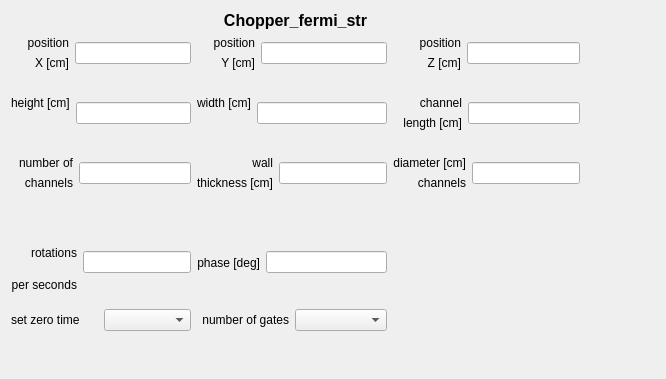
Before: the Qt Designer form GUI-Qt/chopper_fermi_str.ui in vitess-neutron/vitess, drawn with Qt 5.
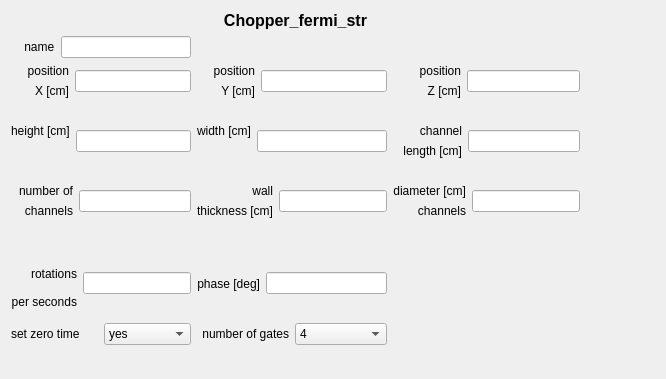
After: the same form once the commit is applied.

Patch:
```diff
--- a/GUI-Qt/chopper_fermi_str.ui
+++ b/GUI-Qt/chopper_fermi_str.ui
@@ -14,7 +14,34 @@
    <string>Chopper_fermi_str</string>
   </property>
   <layout class="QGridLayout" name="gridLayout_14">
-   <item row="2" column="0">
+   <item row="4" column="0">
+    <layout class="QGridLayout" name="gridLayout_11">
+     <item row="0" column="0">
+      <widget class="QLabel" name="label_5">
+       <property name="text">
+        <string>rotations</string>
+       </property>
+       <property name="alignment">
+        <set>Qt::AlignBottom|Qt::AlignRight|Qt::AlignTrailing</set>
+       </property>
+      </widget>
+     </item>
+     <item row="0" column="1" rowspan="2">
+      <widget class="QLineEdit" name="lineRotperSec"/>
+     </item>
+     <item row="1" column="0">
+      <widget class="QLabel" name="label_25">
+       <property name="text">
+        <string>per seconds</string>
+       </property>
+       <property name="alignment">
+        <set>Qt::AlignRight|Qt::AlignTrailing|Qt::AlignVCenter</set>
+       </property>
+      </widget>
+     </item>
+    </layout>
+   </item>
+   <item row="3" column="0">
     <spacer name="horizontalSpacer_3">
      <property name="orientation">
       <enum>Qt::Horizontal</enum>
@@ -27,7 +54,7 @@
      </property>
     </spacer>
    </item>
-   <item row="5" column="0">
+   <item row="6" column="0">
     <spacer name="verticalSpacer_2">
      <property name="orientation">
       <enum>Qt::Vertical</enum>
@@ -40,10 +67,26 @@
      </property>
     </spacer>
    </item>
-   <item row="4" column="1">
+   <item row="5" column="1">
     <layout class="QGridLayout" name="gridLayout_13">
      <item row="0" column="1">
-      <widget class="QComboBox" name="comboNrGates"/>
+      <widget class="QComboBox" name="comboNrGates">
+       <item>
+        <property name="text">
+         <string>4</string>
+        </property>
+       </item>
+       <item>
+        <property name="text">
+         <string>6</string>
+        </property>
+       </item>
+       <item>
+        <property name="text">
+         <string>8</string>
+        </property>
+       </item>
+      </widget>
      </item>
      <item row="0" column="0">
       <widget class="QLabel" name="label_7">
@@ -57,7 +100,45 @@
      </item>
     </layout>
    </item>
-   <item row="1" column="0">
+   <item row="5" column="0">
+    <layout class="QGridLayout" name="gridLayout_12">
+     <item row="0" column="1">
+      <widget class="QComboBox" name="comboZeroTime">
+       <item>
+        <property name="text">
+         <string>yes</string>
+        </property>
+       </item>
+       <item>
+        <property name="text">
+         <string>no</string>
+        </property>
+       </item>
+      </widget>
+     </item>
+     <item row="0" column="0">
+      <widget class="QLabel" name="label_6">
+       <property name="text">
+        <string>set zero time</string>
+       </property>
+      </widget>
+     </item>
+    </layout>
+   </item>
+   <item row="4" column="2" rowspan="2">
+    <spacer name="verticalSpacer">
+     <property name="orientation">
+      <enum>Qt::Vertical</enum>
+     </property>
+     <property name="sizeHint" stdset="0">
+      <size>
+       <width>20</width>
+       <height>113</height>
+      </size>
+     </property>
+    </spacer>
+   </item>
+   <item row="2" column="0">
     <layout class="QVBoxLayout" name="verticalLayout">
      <item>
       <layout class="QGridLayout" name="gridLayout">
@@ -155,61 +236,7 @@
      </item>
     </layout>
    </item>
-   <item row="4" column="0">
-    <layout class="QGridLayout" name="gridLayout_12">
-     <item row="0" column="1">
-      <widget class="QComboBox" name="comboZeroTime"/>
-     </item>
-     <item row="0" column="0">
-      <widget class="QLabel" name="label_6">
-       <property name="text">
-        <string>set zero time</string>
-       </property>
-      </widget>
-     </item>
-    </layout>
-   </item>
-   <item row="3" column="2" rowspan="2">
-    <spacer name="verticalSpacer">
-     <property name="orientation">
-      <enum>Qt::Vertical</enum>
-     </property>
-     <property name="sizeHint" stdset="0">
-      <size>
-       <width>20</width>
-       <height>113</height>
-      </size>
-     </property>
-    </spacer>
-   </item>
-   <item row="3" column="0">
-    <layout class="QGridLayout" name="gridLayout_11">
-     <item row="0" column="0">
-      <widget class="QLabel" name="label_5">
-       <property name="text">
-        <string>rotations</string>
-       </property>
-       <property name="alignment">
-        <set>Qt::AlignBottom|Qt::AlignRight|Qt::AlignTrailing</set>
-       </property>
-      </widget>
-     </item>
-     <item row="0" column="1" rowspan="2">
-      <widget class="QLineEdit" name="lineRotperSec"/>
-     </item>
-     <item row="1" column="0">
-      <widget class="QLabel" name="label_25">
-       <property name="text">
-        <string>per seconds</string>
-       </property>
-       <property name="alignment">
-        <set>Qt::AlignRight|Qt::AlignTrailing|Qt::AlignVCenter</set>
-       </property>
-      </widget>
-     </item>
-    </layout>
-   </item>
-   <item row="1" column="1">
+   <item row="2" column="1">
     <layout class="QVBoxLayout" name="verticalLayout_2">
      <item>
       <layout class="QGridLayout" name="gridLayout_4">
@@ -307,7 +334,7 @@
      </item>
     </layout>
    </item>
-   <item row="1" column="2">
+   <item row="2" column="2">
     <layout class="QVBoxLayout" name="verticalLayout_3">
      <item>
       <layout class="QGridLayout" name="gridLayout_7">
@@ -418,7 +445,7 @@
      </item>
     </layout>
    </item>
-   <item row="3" column="1">
+   <item row="4" column="1">
     <layout class="QGridLayout" name="gridLayout_10">
      <item row="0" column="1" rowspan="2">
       <widget class="QLineEdit" name="linePhase"/>
@@ -458,7 +485,7 @@
      </property>
     </widget>
    </item>
-   <item row="1" column="3" rowspan="4">
+   <item row="2" column="3" rowspan="4">
     <spacer name="horizontalSpacer_8">
      <property name="orientation">
       <enum>Qt::Horizontal</enum>
@@ -471,6 +498,27 @@
      </property>
     </spacer>
    </item>
+   <item row="1" column="0">
+    <layout class="QFormLayout" name="formLayout">
+     <item row="0" column="0">
+      <widget class="QLabel" name="label_11">
+       <property name="text">
+        <string>    name</string>
+       </property>
+      </widget>
+     </item>
+     <item row="0" column="1">
+      <widget class="QLineEdit" name="lineEdit">
+       <property name="sizePolicy">
+        <sizepolicy hsizetype="Preferred" vsizetype="Fixed">
+         <horstretch>0</horstretch>
+         <verstretch>0</verstretch>
+        </sizepolicy>
+       </property>
+      </widget>
+     </item>
+    </layout>
+   </item>
   </layout>
  </widget>
  <resources/>
```
